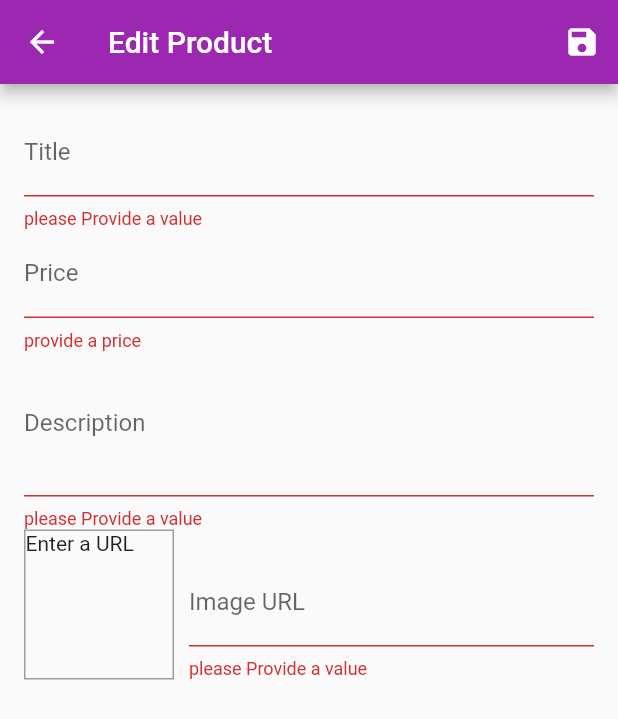
After one commit to DaRkSoUl1690/shop-app, a Flutter app: the EditProductScreen screen opened by its route, after a tap on the "save" icon, on a phone screen of 412 x 824 dp. The commit adds this screen. Shown: the top 719 px of the screen. Run offline on Flutter 3.47's test engine with Material 2 defaults, Android fonts, the phone set to English and light mode, and no system bars; network calls fail.

Commit message:
another commit

```diff
--- a/lib/provider/products_provider.dart
+++ b/lib/provider/products_provider.dart
@@ -30,7 +30,7 @@ class ProductsProvider with ChangeNotifier {
   ];
 
   //modified by me
-   List<Product> get items {
+  List<Product> get items {
     return [..._items];
   }
 
@@ -40,8 +40,15 @@ class ProductsProvider with ChangeNotifier {
 
   Product findById(String id) => _items.firstWhere((prod) => prod.id == id);
 
-  void addProduct() {
-    //_items.add(value);
+  void addProduct(Product product) {
+    final newProduct = Product(
+        id: product.id,
+        description: product.description,
+        price: product.price,
+        title: product.title,
+        isFavorite: product.isFavorite,
+        imageUrl: product.imageUrl);
+    _items.add(newProduct);
     notifyListeners();
   }
 }
--- /dev/null
+++ b/lib/screens/edit_product_screen.dart
@@ -0,0 +1,213 @@
+import 'package:flutter/material.dart';
+import 'package:provider/provider.dart';
+import 'package:shop_app/provider/product.dart';
+import 'package:shop_app/provider/products_provider.dart';
+
+class EditProductScreen extends StatefulWidget {
+  static const routeName = '/lib/screens/edit_product_screen.dart';
+  const EditProductScreen({Key? key}) : super(key: key);
+
+  @override
+  _EditProductScreenState createState() => _EditProductScreenState();
+}
+
+class _EditProductScreenState extends State<EditProductScreen> {
+  final _priceFocusNode = FocusNode();
+  final _descFocusNode = FocusNode();
+  final _imageUrlController = TextEditingController();
+  final _imageFocusNode = FocusNode();
+  final _form = GlobalKey<FormState>();
+  var _editedProduct = Product(
+      id: '',
+      title: '',
+      description: '',
+      imageUrl: '',
+      price: 0,
+      isFavorite: false);
+
+  @override
+  void initState() {
+    _imageFocusNode.addListener(_updateImageUrl);
+    super.initState();
+  }
+
+  @override
+  void dispose() {
+    _priceFocusNode.dispose();
+    _descFocusNode.dispose();
+    _imageUrlController.dispose();
+    _imageFocusNode.dispose();
+    _imageFocusNode.removeListener(_updateImageUrl);
+    super.dispose();
+  }
+
+  void _updateImageUrl() {
+    if (!_imageFocusNode.hasFocus) {
+      setState(() {});
+    }
+  }
+
+  void _saveForm() {
+    final isValid = _form.currentState!.validate();
+    if (!isValid) {
+      return;
+    }
+    _form.currentState!.save();
+    Provider.of<ProductsProvider>(context, listen: false)
+        .addProduct(_editedProduct);
+    Navigator.of(context).pop();
+  }
+
+  @override
+  Widget build(BuildContext context) {
+    return Scaffold(
+      appBar: AppBar(
+        title: const Text("Edit Product"),
+        actions: [
+          IconButton(
+            onPressed: _saveForm,
+            icon: const Icon(Icons.save),
+          ),
+        ],
+      ),
+      body: Padding(
+        padding: const EdgeInsets.all(16.0),
+        child: Form(
+          key: _form,
+          child: ListView(
+            children: [
+              TextFormField(
+                decoration: const InputDecoration(
+                  labelText: 'Title',
+                ),
+                textInputAction: TextInputAction.next,
+                onFieldSubmitted: (_) {
+                  FocusScope.of(context).requestFocus(_priceFocusNode);
+                },
+                validator: (value) {
+                  if (value!.isEmpty) {
+                    return "please Provide a value";
+                  }
+                  return null;
+                },
+                onSaved: (value) {
+                  _editedProduct = Product(
+                      title: value!,
+                      description: _editedProduct.description,
+                      id: _editedProduct.id,
+                      imageUrl: _editedProduct.imageUrl,
+                      isFavorite: false,
+                      price: _editedProduct.price);
+                },
+              ),
+              TextFormField(
+                decoration: const InputDecoration(labelText: 'Price'),
+                textInputAction: TextInputAction.next,
+                keyboardType: TextInputType.number,
+                focusNode: _priceFocusNode,
+                onFieldSubmitted: (_) {
+                  FocusScope.of(context).requestFocus(_descFocusNode);
+                },
+                validator: (value) {
+                  if (value!.isEmpty) {
+                    return "provide a price";
+                  }
+                  if (double.tryParse(value) == null) {
+                    return "please Provide a value";
+                  }
+                  return null;
+                },
+                onSaved: (value) {
+                  _editedProduct = Product(
+                    title: _editedProduct.title,
+                    description: _editedProduct.description,
+                    id: _editedProduct.id,
+                    imageUrl: _editedProduct.imageUrl,
+                    isFavorite: false,
+                    price: double.parse(value!),
+                  );
+                },
+              ),
+              TextFormField(
+                decoration: const InputDecoration(labelText: 'Description'),
+                maxLines: 3,
+                textInputAction: TextInputAction.next,
+                keyboardType: TextInputType.multiline,
+                focusNode: _descFocusNode,
+                onSaved: (value) {
+                  _editedProduct = Product(
+                    title: _editedProduct.title,
+                    description: value!,
+                    id: _editedProduct.id,
+                    imageUrl: _editedProduct.imageUrl,
+                    isFavorite: false,
+                    price: _editedProduct.price,
+                  );
+                },
+                validator: (value) {
+                  if (value!.isEmpty) {
+                    return "please Provide a value";
+                  }
+                  return null;
+                },
+              ),
+              Row(
+                crossAxisAlignment: CrossAxisAlignment.end,
+                children: [
+                  Container(
+                    width: 100,
+                    height: 100,
+                    margin: const EdgeInsets.only(
+                      top: 0,
+                      right: 10,
+                    ),
+                    decoration: BoxDecoration(
+                      border: Border.all(
+                        width: 1,
+                        color: Colors.grey,
+                      ),
+                    ),
+                    child: _imageUrlController.text.isEmpty
+                        ? const Text("Enter a URL")
+                        : FittedBox(
+                            child: Image.network(_imageUrlController.text),
+                            fit: BoxFit.cover,
+                          ),
+                  ),
+                  Expanded(
+                    child: TextFormField(
+                      decoration: const InputDecoration(labelText: 'Image URL'),
+                      keyboardType: TextInputType.url,
+                      textInputAction: TextInputAction.done,
+                      controller: _imageUrlController,
+                      focusNode: _imageFocusNode,
+                      onFieldSubmitted: (_) {
+                        _saveForm();
+                      },
+                      onSaved: (value) {
+                        _editedProduct = Product(
+                          title: _editedProduct.title,
+                          description: _editedProduct.description,
+                          id: _editedProduct.id,
+                          imageUrl: value!,
+                          isFavorite: false,
+                          price: _editedProduct.price,
+                        );
+                      },
+                      validator: (value) {
+                        if (value!.isEmpty) {
+                          return "please Provide a value";
+                        }
+                        return null;
+                      },
+                    ),
+                  ),
+                ],
+              ),
+            ],
+          ),
+        ),
+      ),
+    );
+  }
+}
--- a/lib/widgets/app_drawer.dart
+++ b/lib/widgets/app_drawer.dart
@@ -1,5 +1,6 @@
 import 'package:flutter/material.dart';
 import 'package:shop_app/screens/order_screen.dart';
+import 'package:shop_app/screens/user_product_screen.dart';
 
 class AppDrawer extends StatelessWidget {
   const AppDrawer({Key? key}) : super(key: key);
@@ -29,6 +30,14 @@ class AppDrawer extends StatelessWidget {
               Navigator.of(context).pushReplacementNamed(OrderScreen.routeName);
             },
           ),
+           const Divider(),
+          ListTile(
+            leading: const Icon(Icons.edit),
+            title: const Text('Manage Product'),
+            onTap: () {
+              Navigator.of(context).pushReplacementNamed(UserProductScreen.routeName);
+            },
+          ),
         ],
       ),
     );
--- a/lib/widgets/badge.dart
+++ b/lib/widgets/badge.dart
@@ -26,8 +26,7 @@ class Badge extends StatelessWidget {
             // color: Theme.of(context).accentColor,
             decoration: BoxDecoration(
               borderRadius: BorderRadius.circular(10.0),
-              // ignore: deprecated_member_use
-              color: color != null ? color : Colors.pink[100],
+              color: color,
             ),
             constraints: const BoxConstraints(
               minWidth: 16,
--- a/lib/widgets/grid_product.dart
+++ b/lib/widgets/grid_product.dart
@@ -6,7 +6,8 @@ import 'package:shop_app/widgets/product_item.dart';
 
 class ProductGrid extends StatelessWidget {
   final bool showfavs;
-  ProductGrid(this.showfavs);
+  // ignore: use_key_in_widget_constructors
+  const ProductGrid(this.showfavs);
 
   @override
   Widget build(BuildContext context) {
```
Also changed, not shown: lib/main.dart (+6 -1 lines), lib/screens/user_product_screen.dart (added, +46 -0 lines), lib/widgets/cart_item.dart (+12 -3 lines), lib/widgets/user_product_item.dart (added, +35 -0 lines).
